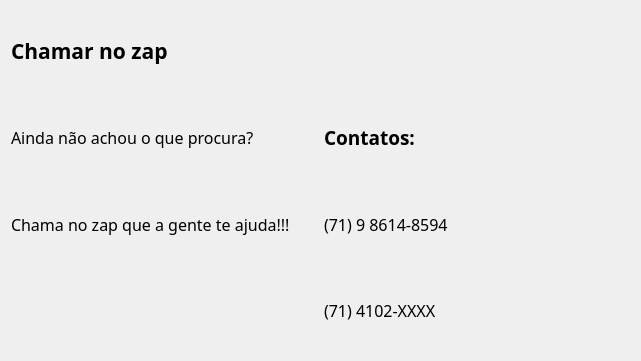
First picture: the form in view/zap.ui, repository imora97/Sistema-para-doceria, before the edit.
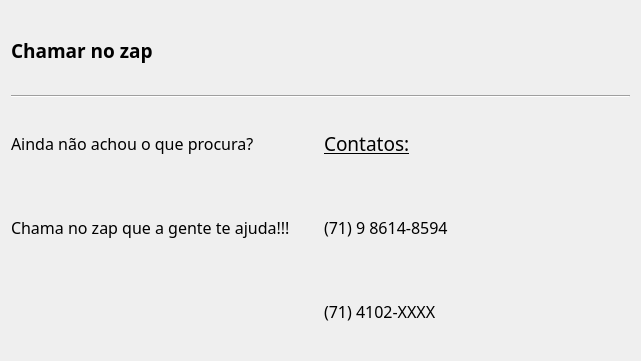
Second picture: the form after the edit.

```diff
--- a/view/zap.ui
+++ b/view/zap.ui
@@ -14,12 +14,12 @@
    <string>Form</string>
   </property>
   <layout class="QGridLayout" name="gridLayout">
-   <item row="0" column="0" colspan="2">
+   <item row="0" column="0">
     <widget class="QLabel" name="label">
      <property name="font">
       <font>
        <family>Segoe Print</family>
-       <pointsize>16</pointsize>
+       <pointsize>14</pointsize>
        <weight>75</weight>
        <bold>true</bold>
       </font>
@@ -29,22 +29,14 @@
      </property>
     </widget>
    </item>
-   <item row="1" column="1">
-    <widget class="QLabel" name="label_6">
-     <property name="font">
-      <font>
-       <family>Segoe Print</family>
-       <pointsize>14</pointsize>
-       <weight>75</weight>
-       <bold>true</bold>
-      </font>
-     </property>
-     <property name="text">
-      <string>Contatos:</string>
+   <item row="1" column="0" colspan="2">
+    <widget class="Line" name="line">
+     <property name="orientation">
+      <enum>Qt::Horizontal</enum>
      </property>
     </widget>
    </item>
-   <item row="1" column="0">
+   <item row="2" column="0">
     <widget class="QLabel" name="label_2">
      <property name="font">
       <font>
@@ -58,6 +50,35 @@
     </widget>
    </item>
    <item row="2" column="1">
+    <widget class="QLabel" name="label_6">
+     <property name="font">
+      <font>
+       <family>Segoe Print</family>
+       <pointsize>14</pointsize>
+       <weight>50</weight>
+       <bold>false</bold>
+       <underline>true</underline>
+      </font>
+     </property>
+     <property name="text">
+      <string>Contatos:</string>
+     </property>
+    </widget>
+   </item>
+   <item row="3" column="0">
+    <widget class="QLabel" name="label_3">
+     <property name="font">
+      <font>
+       <family>Segoe Print</family>
+       <pointsize>12</pointsize>
+      </font>
+     </property>
+     <property name="text">
+      <string>Chama no zap que a gente te ajuda!!!</string>
+     </property>
+    </widget>
+   </item>
+   <item row="3" column="1">
     <widget class="QLabel" name="label_4">
      <property name="font">
       <font>
@@ -70,7 +91,7 @@
      </property>
     </widget>
    </item>
-   <item row="3" column="1">
+   <item row="4" column="1">
     <widget class="QLabel" name="label_5">
      <property name="font">
       <font>
@@ -83,19 +104,6 @@
      </property>
     </widget>
    </item>
-   <item row="2" column="0">
-    <widget class="QLabel" name="label_3">
-     <property name="font">
-      <font>
-       <family>Segoe Print</family>
-       <pointsize>12</pointsize>
-      </font>
-     </property>
-     <property name="text">
-      <string>Chama no zap que a gente te ajuda!!!</string>
-     </property>
-    </widget>
-   </item>
   </layout>
  </widget>
  <resources/>
```
